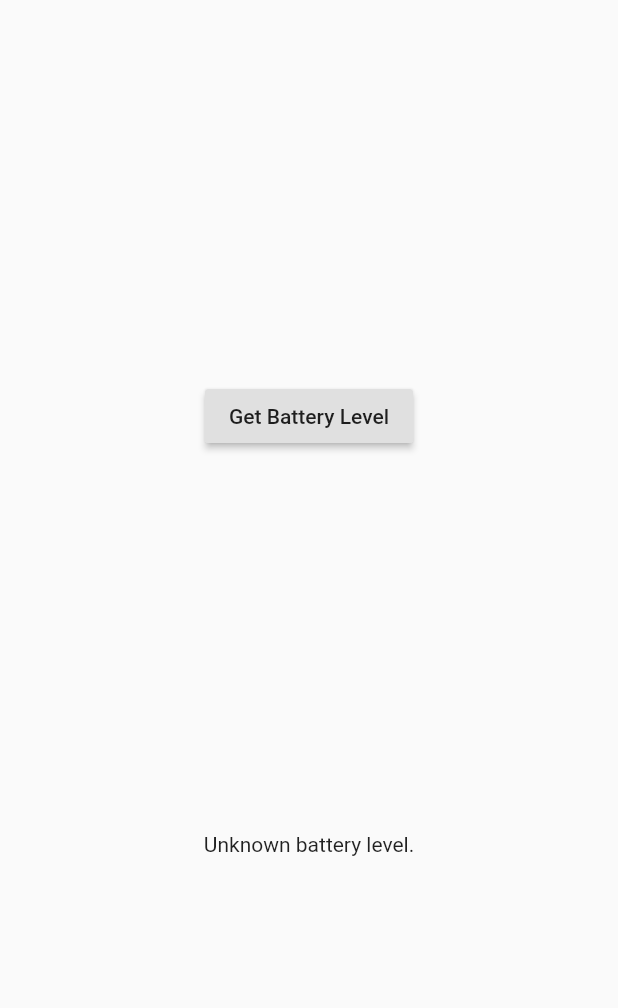
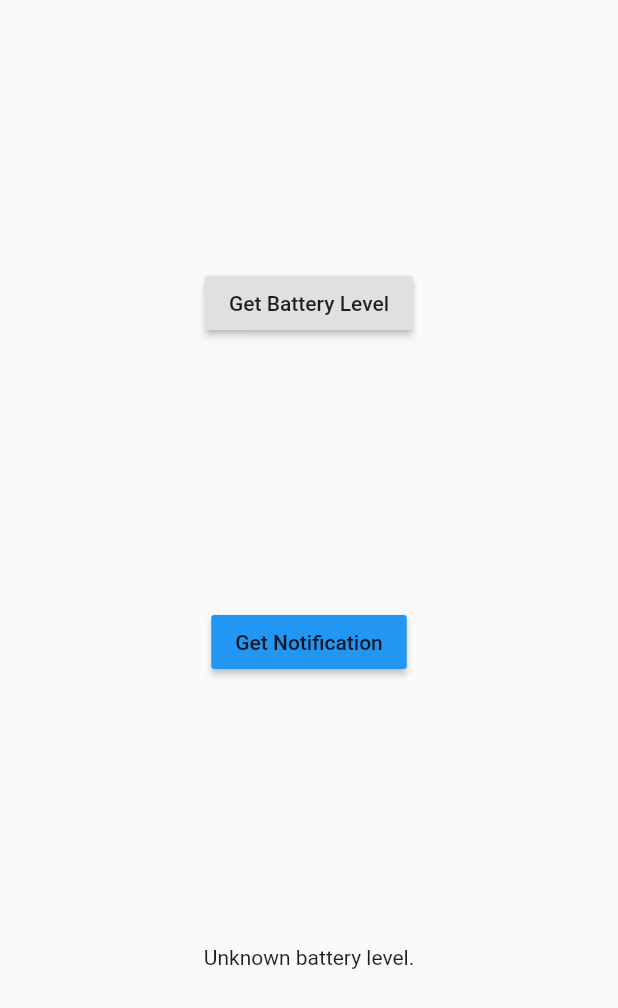
Before and after one commit to NicSmi/Flutter-Platform-Channel, a Flutter app: the screen it shows after launch, on a phone screen of 412 x 824 dp. Shown: the top 1008 px of the screen. Run offline on Flutter 3.47's test engine with Material 2 defaults, Android fonts, the phone set to English and light mode, and no system bars.

Commit message:
Added notification trigger button

```diff
--- a/channel_test/lib/main.dart
+++ b/channel_test/lib/main.dart
@@ -88,6 +88,11 @@ Widget build(BuildContext context) {
             child: Text('Get Battery Level'),
             onPressed: _getBatteryLevel,
           ),
+          RaisedButton(
+            color: Colors.blue,
+            child: Text('Get Notification'),
+            onPressed: _getNotification,
+          ),
           Text(_batteryLevel),
         ],
       ),
```
